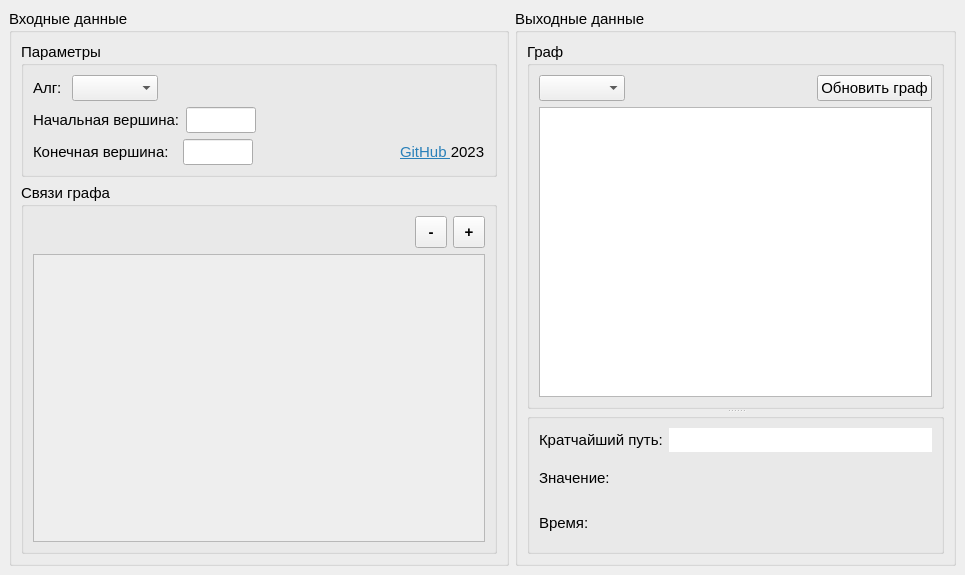
The window that src/view/MainWindow.ui (JKearnsl/short_path_in_graph) describes before a commit, drawn with Qt 5.
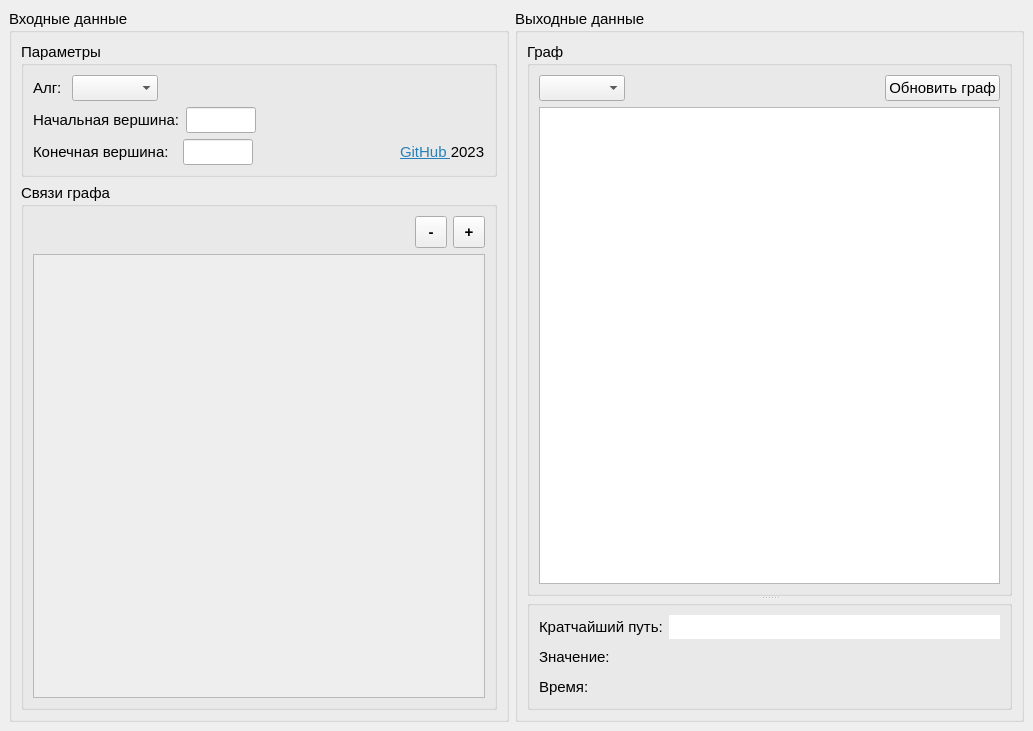
The same window after the commit.

Commit message: Увеличены вершины. Сбалансирован интерфейс для больших экранов

Patch:
```diff
--- a/src/view/MainWindow.ui
+++ b/src/view/MainWindow.ui
@@ -6,8 +6,8 @@
    <rect>
     <x>0</x>
     <y>0</y>
-    <width>965</width>
-    <height>575</height>
+    <width>1033</width>
+    <height>731</height>
    </rect>
   </property>
   <property name="windowTitle">
@@ -361,6 +361,18 @@
           </layout>
          </widget>
          <widget class="QGroupBox" name="groupBox_2">
+          <property name="sizePolicy">
+           <sizepolicy hsizetype="Preferred" vsizetype="MinimumExpanding">
+            <horstretch>0</horstretch>
+            <verstretch>0</verstretch>
+           </sizepolicy>
+          </property>
+          <property name="maximumSize">
+           <size>
+            <width>16777215</width>
+            <height>110</height>
+           </size>
+          </property>
           <property name="title">
            <string/>
           </property>
```
Left out of the diff: 2 changed lines with no effect on the pictures. The commit also changes 2 other files.
